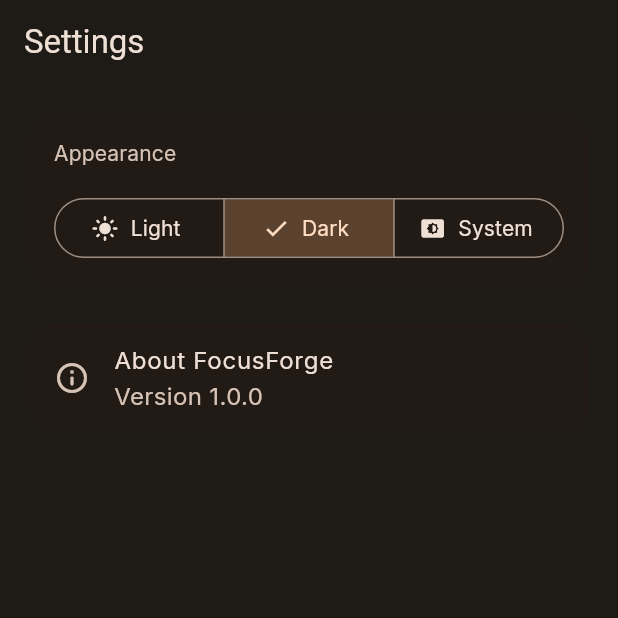
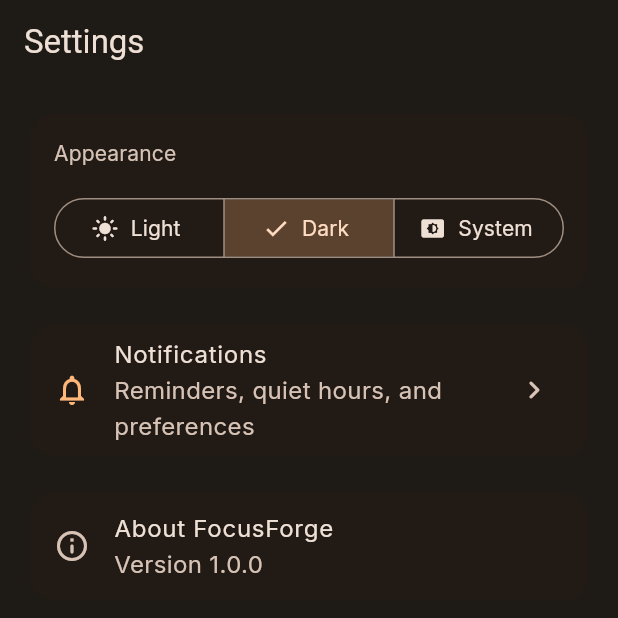
Before and after one commit to otolis/FocusForge, a Flutter app: the SettingsScreen screen opened by its route, on a phone screen of 412 x 824 dp, the top half of it. Run offline on Flutter 3.47's test engine with Material 3 defaults, Android fonts, the phone set to English and light mode, and no system bars; our stand-ins replace firebase_core, firebase_messaging, fl_chart, flutter_local_notifications, flutter_riverpod, flutter_slidable and 7 more; missing offline and left inert: appflowy_board, chrono_dart, contribution_heatmap, tflite_flutter; accounts and stored records are empty; project files that could hold a hidden picture were left out.

Commit message:
feat(07-03): wire notification settings into settings screen and router
- Add Notifications tile to settings screen between Appearance and About cards
- Add /settings/notifications route outside ShellRoute for full-screen navigation
- Import go_router in settings screen for context.push navigation

Co-Authored-By: Claude Opus 4.6 (1M context) <noreply@anthropic.com>

```diff
--- a/lib/core/router/app_router.dart
+++ b/lib/core/router/app_router.dart
@@ -17,6 +17,7 @@ import '../../features/habits/presentation/screens/habit_list_screen.dart';
 import '../../features/habits/presentation/screens/habit_detail_screen.dart';
 import '../../features/habits/presentation/screens/habit_form_screen.dart';
 import '../../features/planner/presentation/screens/planner_screen.dart';
+import '../../features/notifications/presentation/screens/notification_settings_screen.dart';
 import '../../features/smart_input/presentation/screens/smart_input_demo_screen.dart';
 import '../../shared/widgets/app_shell.dart';
 import '../../features/tasks/presentation/screens/task_list_screen.dart';
@@ -198,6 +199,12 @@ final appRouterProvider = Provider<GoRouter>((ref) {
         builder: (context, state) => const SettingsScreen(),
       ),
 
+      // Notification settings (outside the shell -- full screen)
+      GoRoute(
+        path: '/settings/notifications',
+        builder: (context, state) => const NotificationSettingsScreen(),
+      ),
+
       // Smart input demo (outside the shell -- dev/demo screen)
       GoRoute(
         path: '/smart-input-demo',
--- a/lib/features/settings/presentation/screens/settings_screen.dart
+++ b/lib/features/settings/presentation/screens/settings_screen.dart
@@ -1,5 +1,6 @@
 import 'package:flutter/material.dart';
 import 'package:flutter_riverpod/flutter_riverpod.dart';
+import 'package:go_router/go_router.dart';
 
 import '../../../../core/utils/extensions.dart';
 import '../providers/theme_provider.dart';
@@ -66,6 +67,21 @@ class SettingsScreen extends ConsumerWidget {
           ),
           const SizedBox(height: 16),
 
+          // Notifications section
+          Card(
+            child: ListTile(
+              leading: Icon(
+                Icons.notifications_outlined,
+                color: context.colorScheme.primary,
+              ),
+              title: const Text('Notifications'),
+              subtitle: const Text('Reminders, quiet hours, and preferences'),
+              trailing: const Icon(Icons.chevron_right_rounded),
+              onTap: () => context.push('/settings/notifications'),
+            ),
+          ),
+          const SizedBox(height: 16),
+
           // About section
           Card(
             child: Column(
```
